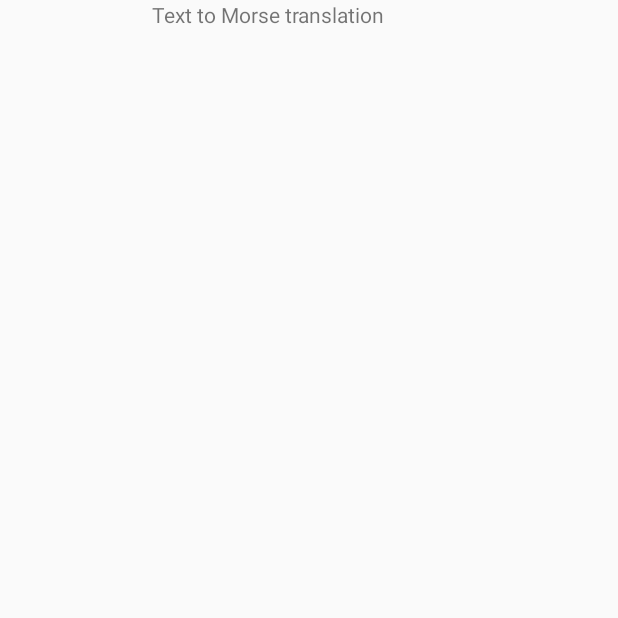
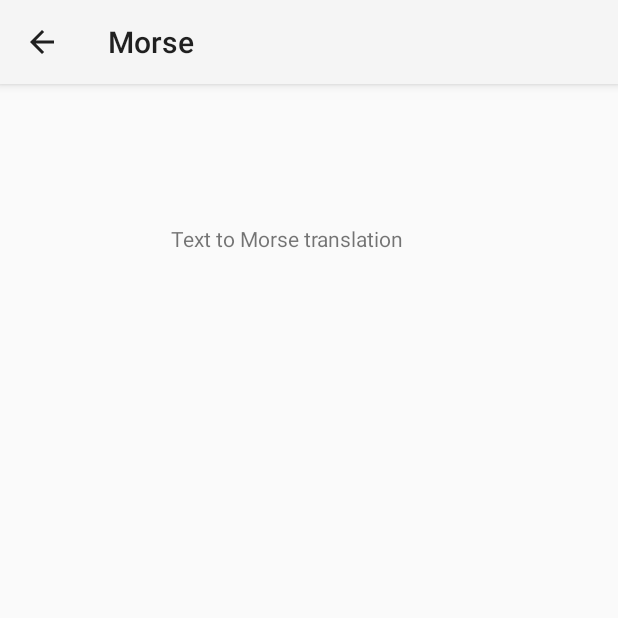
Before and after one commit to charliegerard/Morse, an Android app: the TextToMorseActivity screen opened directly, with no data from a screen before it, on a phone screen of 412 x 824 dp, the top half of it. Before the commit the part shown is almost empty. Run offline under Robolectric (Android 15) with nearby library versions, the phone set to English and light mode, and no system bars.

Commit message:
add toolbar when selecting 'text to morse'

```diff
--- a/app/src/main/AndroidManifest.xml
+++ b/app/src/main/AndroidManifest.xml
@@ -15,7 +15,7 @@
         android:label="@string/app_name"
         android:roundIcon="@mipmap/ic_launcher_round"
         android:supportsRtl="true"
-        android:theme="@style/AppTheme">
+        android:theme="@style/Theme.AppCompat.Light.NoActionBar">
         <activity
             android:name=".MainActivity"
             android:screenOrientation="portrait">
--- a/app/src/main/java/com/example/charliegerard/morse/TextToMorseActivity.java
+++ b/app/src/main/java/com/example/charliegerard/morse/TextToMorseActivity.java
@@ -2,6 +2,7 @@ package com.example.charliegerard.morse;
 
 import android.support.v7.app.AppCompatActivity;
 import android.os.Bundle;
+import android.support.v7.widget.Toolbar;
 
 public class TextToMorseActivity extends AppCompatActivity {
 
@@ -9,5 +10,9 @@ public class TextToMorseActivity extends AppCompatActivity {
     protected void onCreate(Bundle savedInstanceState) {
         super.onCreate(savedInstanceState);
         setContentView(R.layout.activity_text_to_morse);
+        Toolbar myToolbar = (Toolbar) findViewById(R.id.my_toolbar);
+        setSupportActionBar(myToolbar);
+        getSupportActionBar().setDisplayHomeAsUpEnabled(true);
+        getSupportActionBar().setDisplayShowHomeEnabled(true);
     }
 }
--- a/app/src/main/res/layout/activity_text_to_morse.xml
+++ b/app/src/main/res/layout/activity_text_to_morse.xml
@@ -5,10 +5,16 @@
     android:layout_width="match_parent"
     android:layout_height="match_parent">
 
-    <android.support.v4.widget.NestedScrollView
+    <android.support.v7.widget.Toolbar
+        android:id="@+id/my_toolbar"
         android:layout_width="match_parent"
-        android:layout_height="match_parent"
-        app:layout_behavior="android.support.design.widget.AppBarLayout$ScrollingViewBehavior">
+        android:layout_height="?attr/actionBarSize"
+        android:background="?attr/colorPrimary"
+        android:elevation="4dp"
+        android:theme="@style/ThemeOverlay.AppCompat.ActionBar"
+        app:popupTheme="@style/ThemeOverlay.AppCompat.Light">
+
+    </android.support.v7.widget.Toolbar>
 
         <android.support.constraint.ConstraintLayout
             android:layout_width="match_parent"
@@ -24,9 +30,10 @@
                 app:layout_constraintRight_toRightOf="parent"
                 app:layout_constraintBottom_toBottomOf="parent"
                 app:layout_constraintTop_toTopOf="parent"
-                app:layout_constraintVertical_bias="1.0" />
+                app:layout_constraintVertical_bias="0.193"
+                app:layout_constraintHorizontal_bias="0.564" />
 
 
         </android.support.constraint.ConstraintLayout>
-    </android.support.v4.widget.NestedScrollView>
+
 </android.support.design.widget.CoordinatorLayout>
```
Also changed, not shown: app/src/main/res/layout/activity_main.xml (+0 -11 lines).
